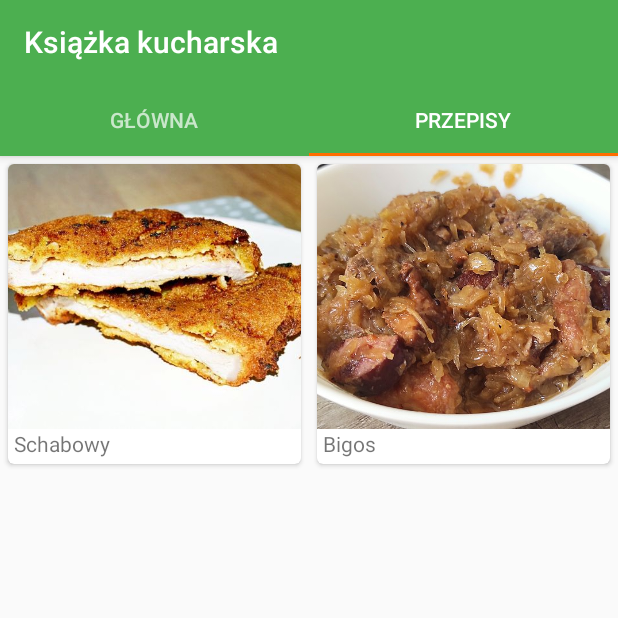
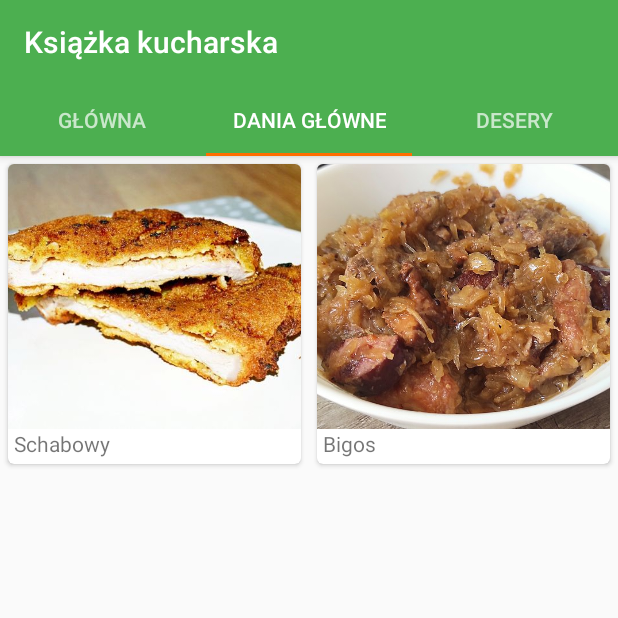
Before and after one commit to whpac/android-cookbook, an Android app: the screen it shows after launch (MainActivity), tab 2 chosen, on a phone screen of 412 x 824 dp, the top half of it. Run offline under Robolectric (Android 15) with nearby library versions, the phone set to English and light mode, and no system bars.

Commit message:
Jeszcze jedna karta na przepisy

```diff
--- /dev/null
+++ b/app/src/main/java/pl/put/cookbook/FragmentTab2.kt
@@ -0,0 +1,48 @@
+package pl.put.cookbook
+
+import android.os.Bundle
+import android.support.v4.app.Fragment
+import android.support.v7.widget.GridLayoutManager
+import android.support.v7.widget.RecyclerView
+import android.util.Log
+import android.view.LayoutInflater
+import android.view.View
+import android.view.ViewGroup
+import pl.put.cookbook.recipes.Recipe
+
+
+class FragmentTab2 : Fragment() {
+
+    interface ItemListenerActivity {
+        fun onItemClicked(id: Long)
+    }
+
+    override fun onCreateView(inflater: LayoutInflater, container: ViewGroup?, savedInstanceState: Bundle?): View {
+        val recipeRecycler = inflater.inflate(R.layout.fragment_tab1, container, false) as RecyclerView
+        val recipeNames = arrayOfNulls<String>(Recipe.recipes.size)
+        for (i in recipeNames.indices) {
+            recipeNames[i] = Recipe.recipes[i].getName()
+        }
+
+        val cocktailImages = IntArray(Recipe.recipes.size)
+        for (i in cocktailImages.indices) {
+            cocktailImages[i] = Recipe.recipes[i].getImageResourceId()
+        }
+        val adapter = CaptionedImagesAdapter(recipeNames, cocktailImages)
+        recipeRecycler.adapter = adapter
+        val layoutManager = GridLayoutManager(activity, 2)
+        recipeRecycler.layoutManager = layoutManager
+
+        adapter.onClickListener = object : CaptionedImagesAdapter.OnClickListener {
+            override fun onClick(position: Int) {
+                try {
+                    val a = this@FragmentTab2.activity as ItemListenerActivity
+                    a.onItemClicked(position.toLong())
+                } catch (_: Exception){
+                    Log.i("RECIPES", "Activity doesn't implement interface")
+                }
+            }
+        }
+        return recipeRecycler
+    }
+}
--- a/app/src/main/java/pl/put/cookbook/MainActivity.kt
+++ b/app/src/main/java/pl/put/cookbook/MainActivity.kt
@@ -14,7 +14,7 @@ import android.util.Log
 import android.widget.FrameLayout
 
 
-class MainActivity : AppCompatActivity(), RecipeListFragment.Listener, FragmentTab1.ItemListenerActivity {
+class MainActivity : AppCompatActivity(), RecipeListFragment.Listener, FragmentTab1.ItemListenerActivity, FragmentTab2.ItemListenerActivity {
 
     lateinit var pager: ViewPager
 
@@ -59,13 +59,14 @@ class MainActivity : AppCompatActivity(), RecipeListFragment.Listener, FragmentT
 
     private class SectionsPagerAdapter(fm: FragmentManager?) : FragmentPagerAdapter(fm) {
         override fun getCount(): Int {
-            return 2
+            return 3
         }
 
         override fun getItem(position: Int): Fragment? {
             when (position) {
                 0 -> return MainFragment()
                 1 -> return FragmentTab1()
+                2 -> return FragmentTab2()
             }
             return null
         }
@@ -73,7 +74,8 @@ class MainActivity : AppCompatActivity(), RecipeListFragment.Listener, FragmentT
         override fun getPageTitle(position: Int): CharSequence? {
             when (position) {
                 0 -> return App.appResources.getText(R.string.home_tab)
-                1 -> return App.appResources.getText(R.string.recipes_tab)
+                1 -> return App.appResources.getText(R.string.main_courses_tab)
+                2 -> return App.appResources.getText(R.string.desserts_tab)
             }
             return null
         }
--- /dev/null
+++ b/app/src/main/res/layout/fragment_tab2.xml
@@ -0,0 +1,7 @@
+<?xml version="1.0" encoding="utf-8"?>
+<android.support.v7.widget.RecyclerView
+    xmlns:android="http://schemas.android.com/apk/res/android"
+    android:id="@+id/tab2_recycler"
+    android:layout_width="match_parent"
+    android:layout_height="match_parent"
+    android:scrollbars="vertical" />
--- a/app/src/main/res/values/strings.xml
+++ b/app/src/main/res/values/strings.xml
@@ -13,7 +13,8 @@
     <string name="unit_hrs">godz</string>
 
     <string name="home_tab">Główna</string>
-    <string name="recipes_tab">Przepisy</string>
+    <string name="main_courses_tab">Dania główne</string>
+    <string name="desserts_tab">Desery</string>
 
     <string name="top_header">Książka z przepisami</string>
     <string name="top_text">Ta aplikacja zawiera najbogatszy na świecie zbiór przepisów na dania główne i desery. Używaj rozważnie, dietetycy czają się na każdym kroku.&#10;&#10;Wykonanie: Marcin Szwarc, Helena Masłowska</string>
```
